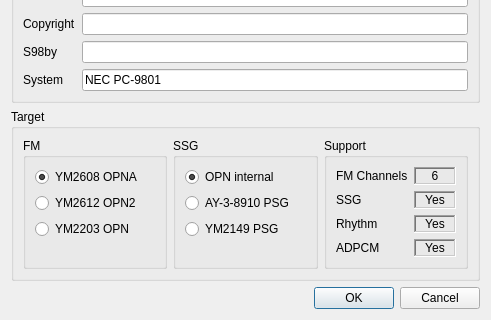
Before: the Qt Designer form BambooTracker/gui/s98_export_settings_dialog.ui in BambooTracker/BambooTracker, drawn with Qt 5; both pictures show x 0 to 491 and y 265 to 585 of the 491 by 585 pixel window.
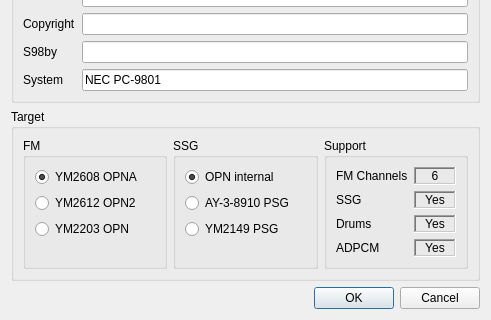
After: the same form once the commit is applied.

```diff
--- a/BambooTracker/gui/s98_export_settings_dialog.ui
+++ b/BambooTracker/gui/s98_export_settings_dialog.ui
@@ -304,7 +304,7 @@
          <item row="2" column="0">
           <widget class="QLabel" name="label_6">
            <property name="text">
-            <string>Rhythm</string>
+            <string>Drums</string>
            </property>
           </widget>
          </item>
```
